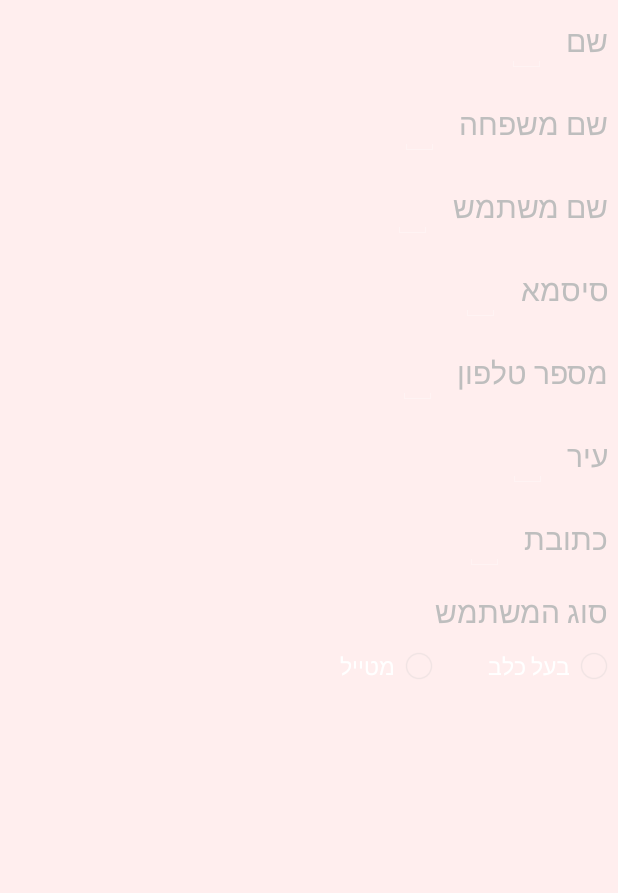
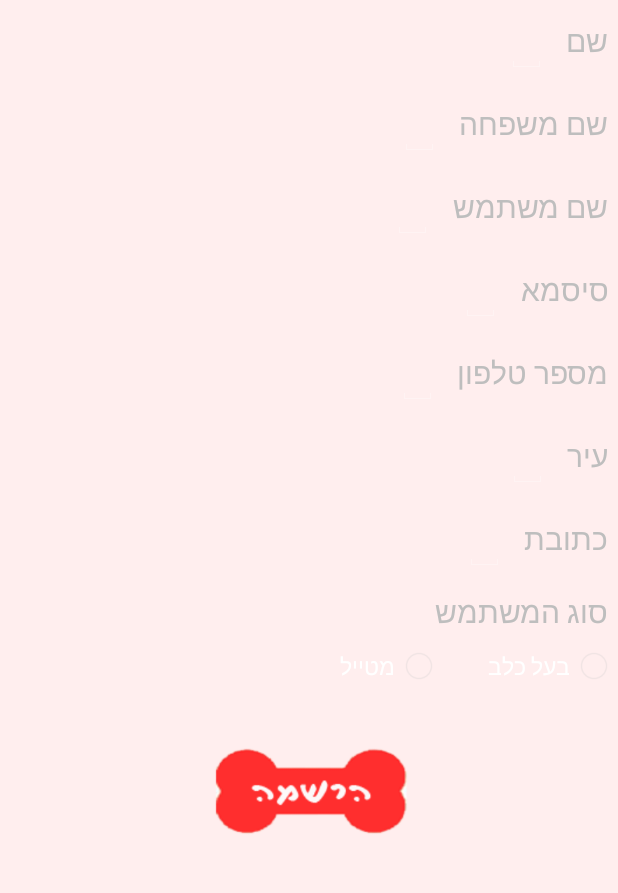
Before and after one commit to nofar9792/Nofar, an Android app: the layout activity_sign_up.xml on its own in the app's theme, with its tools: preview values and no code run, on a phone screen of 412 x 824 dp, the part 222-1115 px from its top. Run offline under Robolectric (Android 15) with nearby library versions, the light colour scheme and no system bars.

Commit message:
Create ProfileActivity and 'TripReportActivity' in addition edit 'signUpAvtivity'

```diff
--- a/app/src/main/res/layout/activity_sign_up.xml
+++ b/app/src/main/res/layout/activity_sign_up.xml
@@ -22,7 +22,7 @@
         android:layout_height="fill_parent">
 
         <LinearLayout android:layout_below="@+id/logo"
-            android:layout_width="wrap_content"
+            android:layout_width="match_parent"
             android:layout_height="wrap_content"
             android:orientation="vertical">
 
@@ -321,7 +321,7 @@
             </LinearLayout>
 
             <LinearLayout
-                android:layout_width="wrap_content"
+                android:layout_width="match_parent"
                 android:layout_height="wrap_content"
                 android:orientation="vertical"
                 android:id="@+id/layoutOwner"
@@ -431,17 +431,32 @@
                         android:layout_margin="10px"
                         android:textSize="20dp"/>
 
-                    <EditText
-                        android:layout_width="wrap_content"
-                        android:layout_height="wrap_content"
+                    <ImageView
+                        android:layout_width="70dp"
+                        android:layout_height="70dp"
                         android:id="@+id/dogPic"
-                        android:layout_margin="10px"
-                        android:textSize="20dp"/>
+                        android:layout_margin="10dp"/>
 
                 </LinearLayout>
 
+                <Button
+                    android:layout_width="wrap_content"
+                    android:layout_height="wrap_content"
+                    android:id="@+id/btn_openGallery"
+                    android:text="@string/choosePic"
+                    android:onClick="openGalleryBTN"/>
+
             </LinearLayout>
+
+            <ImageButton
+                android:layout_width="match_parent"
+                android:layout_height="70dp"
+                android:src="@drawable/sign_up_button"
+                android:id="@+id/sign_up_button2"
+                android:scaleType="fitCenter"
+                android:layout_marginTop="30dp"
+                android:background="@color/colorBackground"
+                android:onClick="saveBTN"/>
         </LinearLayout>
     </ScrollView>
-
 </LinearLayout>
--- a/app/src/main/res/values/strings.xml
+++ b/app/src/main/res/values/strings.xml
@@ -28,10 +28,13 @@
     <string name="isSmall">קטן</string>
     <string name="dogAge">גיל של הכלב</string>
     <string name="dogPic">תמונה של הכלב</string>
+    <string name="choosePic">עיון</string>
 
     <string name="title_activity_map">MapActivity</string>
     <string name="title_activity_maps">Map</string>
     <string name="title_activity_dog_walker_details">DogWalkerDetails</string>
     <string name="title_activity_login">LoginActivity</string>
     <string name="title_activity_search">SearchActivity</string>
+    <string name="title_activity_trips_report">TripsReportActivity</string>
+    <string name="title_activity_my_profile">MyProfileActivity</string>
 </resources>
```
Also changed, not shown: app/src/main/java/com/example/nofarcohenzedek/dogo/MyProfileActivity.java (added, +14 -0 lines), app/src/main/java/com/example/nofarcohenzedek/dogo/SignUp.java (+186 -1 lines), app/src/main/java/com/example/nofarcohenzedek/dogo/TripsReportActivity.java (added, +14 -0 lines), app/src/main/res/layout/activity_my_profile.xml (added, +13 -0 lines), app/src/main/res/layout/activity_trips_report.xml (added, +13 -0 lines).
